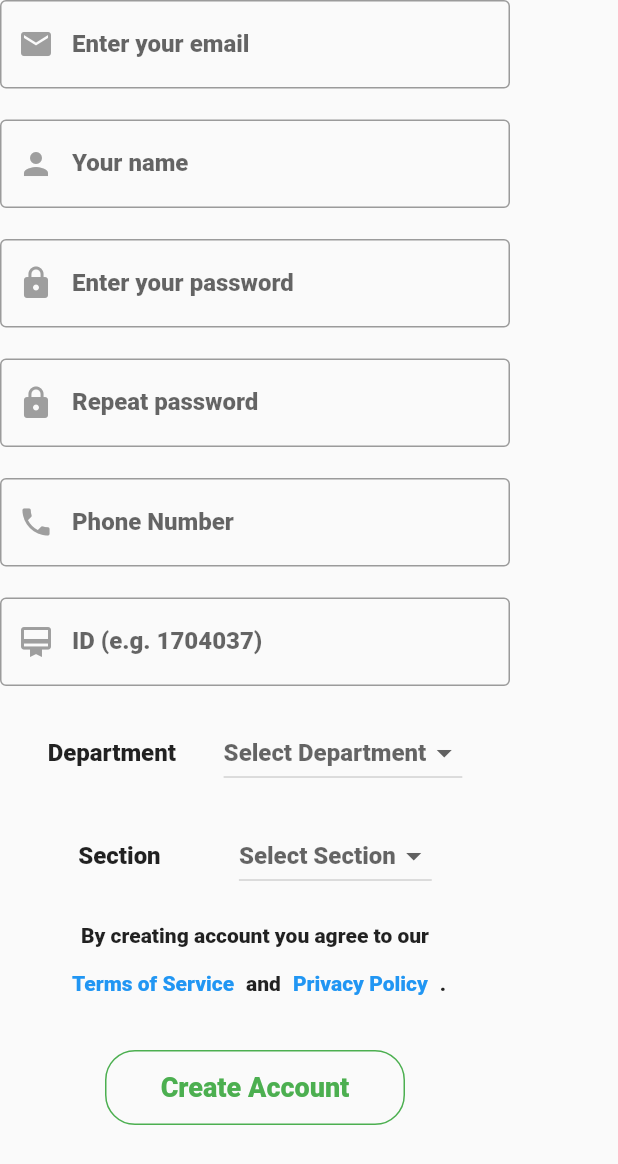
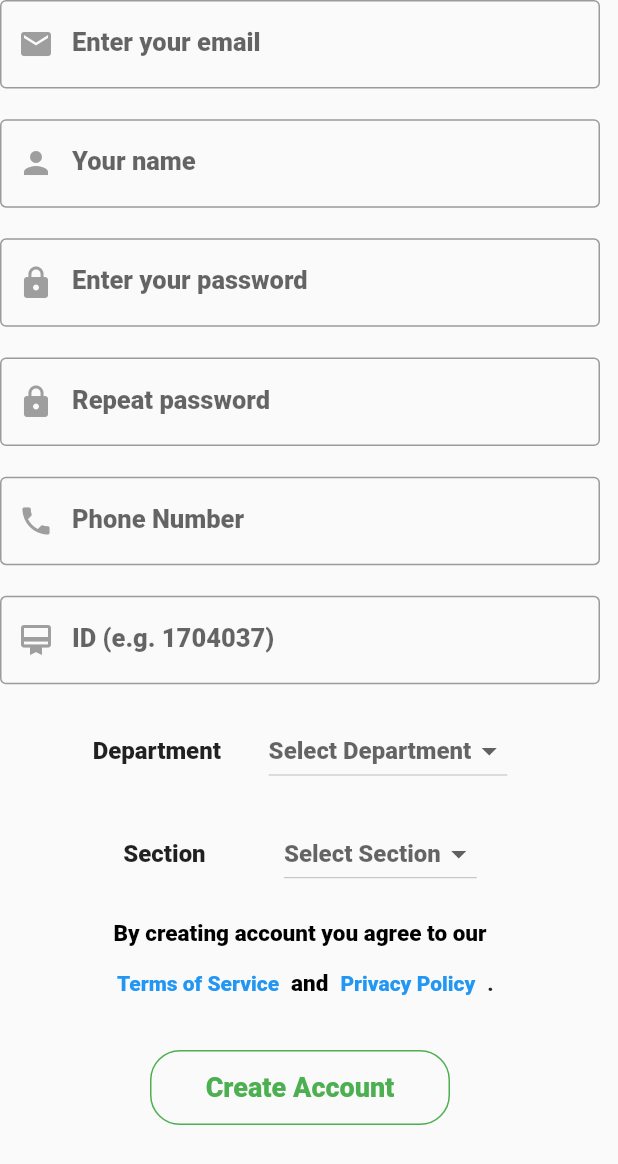
Before and after one commit to moinur-rahman/academi-portal, a Flutter app: the InputSection widget shown alone on an empty page, opened directly, on a phone screen of 412 x 824 dp. Shown: the top 1164 px of the screen. Run offline on Flutter 3.47's test engine with Material 2 defaults, Android fonts, the light colour scheme and no system bars; our stand-ins replace carousel_slider, flutter_dotenv, graphql, image_picker, shared_preferences; missing offline and left inert: dart:ffi; accounts and stored records are empty; Roboto replaces fonts that are missing (Raleway).

Commit message:
Sign up student page design change

```diff
--- a/lib/components/SignInPage/input_section.dart
+++ b/lib/components/SignInPage/input_section.dart
@@ -73,7 +73,8 @@ class _InputSectionState extends State<InputSection> {
               ),
             ],
           );
-          });
+        },
+      );
     }
   }
 
--- a/lib/components/SignUpStudent/description_section.dart
+++ b/lib/components/SignUpStudent/description_section.dart
@@ -1,15 +1,18 @@
 import 'package:flutter/material.dart';
 
 class DescriptionSection extends StatelessWidget {
+  const DescriptionSection({super.key});
+
   @override
   Widget build(BuildContext context) {
-    return SizedBox(
+    return const SizedBox(
       width: 300,
       child: Text(
         "Sign up using your social account or continue as",
         style: TextStyle(
           color: Colors.black,
           fontSize: 15,
+          fontWeight: FontWeight.w500,
         ),
         textAlign: TextAlign.center,
       ),
--- a/lib/components/SignUpStudent/input_section.dart
+++ b/lib/components/SignUpStudent/input_section.dart
@@ -1,5 +1,3 @@
-import 'package:academi_portal/api/shared_preferences.dart';
-import 'package:academi_portal/graphql/Student/student_mutations.dart';
 import 'package:flutter/material.dart';
 import 'package:flutter/services.dart';
 
@@ -7,9 +5,12 @@ import '../../view/student_dashboard.dart';
 import './terms_conditions_section.dart';
 
 import '../../models/student.dart';
-import '../../graphql/Student/student_queries.dart';
+import '../../api/shared_preferences.dart';
+import '../../graphql/Student/student_mutations.dart';
 
 class InputSection extends StatefulWidget {
+  const InputSection({super.key});
+
   @override
   State<StatefulWidget> createState() {
     return _InputSectionState();
@@ -33,7 +34,7 @@ class _InputSectionState extends State<InputSection> {
       _phone;
   int? _studentId;
 
-  Future _onSubmit() async {
+  Future<void> _onSubmit(BuildContext context) async {
     String status = await StudentMutations().createStudent(
       Student(
         email: _email,
@@ -45,24 +46,52 @@ class _InputSectionState extends State<InputSection> {
         phone: _phone,
       ),
     );
-    if (status != 'Failed') {
-      await saveData("user", status);
-      Navigator.pushNamed(context, StudentDashboard.routeName);
+    try {
+      if (mounted) {
+        await Navigator.pushNamed(context, StudentDashboard.routeName);
+        await saveData("user", status);
+      }
+    } catch (e) {
+      return showDialog<void>(
+        context: context,
+        builder: (BuildContext context) {
+          return AlertDialog(
+            title: const Text("Error"),
+            content: const SizedBox(
+              width: 200,
+              height: 50,
+              child: Text("Invalid email or password"),
+            ),
+            actions: [
+              TextButton(
+                child: const Text("OK"),
+                onPressed: () {
+                  Navigator.of(context).pop();
+                },
+              ),
+            ],
+          );
+        },
+      );
     }
   }
 
   @override
   Widget build(BuildContext context) {
     return SizedBox(
-      width: 340,
+      width: 400,
       height: 750,
       child: Column(
         mainAxisAlignment: MainAxisAlignment.spaceBetween,
         children: [
           TextFormField(
-            decoration: InputDecoration(
+            decoration: const InputDecoration(
               border: OutlineInputBorder(),
               labelText: 'Enter your email',
+              labelStyle: TextStyle(
+                fontSize: 17,
+                fontWeight: FontWeight.w500,
+              ),
               prefixIcon: Icon(
                 Icons.email,
                 color: Colors.grey,
@@ -73,9 +102,13 @@ class _InputSectionState extends State<InputSection> {
             },
           ),
           TextFormField(
-            decoration: InputDecoration(
+            decoration: const InputDecoration(
               border: OutlineInputBorder(),
               labelText: 'Your name',
+              labelStyle: TextStyle(
+                fontSize: 17,
+                fontWeight: FontWeight.w500,
+              ),
               prefixIcon: Icon(
                 Icons.person,
                 color: Colors.grey,
@@ -86,9 +119,13 @@ class _InputSectionState extends State<InputSection> {
             },
           ),
           TextFormField(
-            decoration: InputDecoration(
+            decoration: const InputDecoration(
               border: OutlineInputBorder(),
               labelText: 'Enter your password',
+              labelStyle: TextStyle(
+                fontSize: 17,
+                fontWeight: FontWeight.w500,
+              ),
               prefixIcon: Icon(
                 Icons.lock,
                 color: Colors.grey,
@@ -99,9 +136,13 @@ class _InputSectionState extends State<InputSection> {
             },
           ),
           TextFormField(
-            decoration: InputDecoration(
+            decoration: const InputDecoration(
               border: OutlineInputBorder(),
               labelText: 'Repeat password',
+              labelStyle: TextStyle(
+                fontSize: 17,
+                fontWeight: FontWeight.w500,
+              ),
               prefixIcon: Icon(
                 Icons.lock,
                 color: Colors.grey,
@@ -112,9 +153,13 @@ class _InputSectionState extends State<InputSection> {
             },
           ),
           TextFormField(
-            decoration: InputDecoration(
+            decoration: const InputDecoration(
               border: OutlineInputBorder(),
               labelText: 'Phone Number',
+              labelStyle: TextStyle(
+                fontSize: 17,
+                fontWeight: FontWeight.w500,
+              ),
               prefixIcon: Icon(
                 Icons.phone,
                 color: Colors.grey,
@@ -125,9 +170,13 @@ class _InputSectionState extends State<InputSection> {
             },
           ),
           TextFormField(
-            decoration: InputDecoration(
+            decoration: const InputDecoration(
               border: OutlineInputBorder(),
               labelText: 'ID (e.g. 1704037)',
+              labelStyle: TextStyle(
+                fontSize: 17,
+                fontWeight: FontWeight.w500,
+              ),
               prefixIcon: Icon(
                 Icons.wallet_membership,
                 color: Colors.grey,
@@ -144,19 +193,26 @@ class _InputSectionState extends State<InputSection> {
             child: Row(
               mainAxisAlignment: MainAxisAlignment.spaceEvenly,
               children: [
-                Text(
+                const Text(
                   "Department",
                   style: TextStyle(
                     fontSize: 16,
+                    fontWeight: FontWeight.w500,
                   ),
                 ),
                 DropdownButton(
-                  hint: Text("Select Department"),
+                  hint: const Text("Select Department"),
                   items: _departmentsList
                       .map<DropdownMenuItem<String>>((String department) {
                     return DropdownMenuItem<String>(
-                      child: Text(department),
                       value: department,
+                      child: Text(
+                        department,
+                        style: const TextStyle(
+                          fontSize: 16,
+                          fontWeight: FontWeight.w500,
+                        ),
+                      ),
                     );
                   }).toList(),
                   value: _department,
@@ -174,19 +230,26 @@ class _InputSectionState extends State<InputSection> {
             child: Row(
               mainAxisAlignment: MainAxisAlignment.spaceEvenly,
               children: [
-                Text(
+                const Text(
                   "Section",
                   style: TextStyle(
                     fontSize: 16,
+                    fontWeight: FontWeight.w500,
                   ),
                 ),
                 DropdownButton(
-                  hint: Text("Select Section"),
+                  hint: const Text("Select Section"),
                   items: _sectionList
                       .map<DropdownMenuItem<String>>((String department) {
                     return DropdownMenuItem<String>(
-                      child: Text(department),
                       value: department,
+                      child: Text(
+                        department,
+                        style: const TextStyle(
+                          fontSize: 16,
+                          fontWeight: FontWeight.w500,
+                        ),
+                      ),
                     );
                   }).toList(),
                   value: _section,
@@ -204,18 +267,18 @@ class _InputSectionState extends State<InputSection> {
             width: 200,
             height: 50,
             child: OutlinedButton(
-              onPressed: _onSubmit,
-              child: Text(
-                "Create Account",
-                style: TextStyle(fontSize: 18, fontWeight: FontWeight.bold),
-              ),
+              onPressed: () async => await _onSubmit(context),
               style: OutlinedButton.styleFrom(
                   foregroundColor: Colors.green,
-                  side: BorderSide(
+                  side: const BorderSide(
                     color: Colors.green,
                   ),
                   shape: RoundedRectangleBorder(
                       borderRadius: BorderRadius.circular(20))),
+              child: const Text(
+                "Create Account",
+                style: TextStyle(fontSize: 18, fontWeight: FontWeight.bold),
+              ),
             ),
           ),
         ],
--- a/lib/components/SignUpStudent/terms_conditions_section.dart
+++ b/lib/components/SignUpStudent/terms_conditions_section.dart
@@ -1,6 +1,8 @@
 import 'package:flutter/material.dart';
 
 class TermsConditionsSection extends StatelessWidget {
+  const TermsConditionsSection({super.key});
+
   @override
   Widget build(BuildContext context) {
     return SizedBox(
@@ -8,16 +10,30 @@ class TermsConditionsSection extends StatelessWidget {
       child: Column(
         mainAxisAlignment: MainAxisAlignment.center,
         children: [
-          Text(
+          const Text(
             "By creating account you agree to our", // Terms of Service and Privacy Policy.
+            style: TextStyle(
+              color: Colors.black,
+              fontSize: 15,
+              fontWeight: FontWeight.w500,
+            ),
             textAlign: TextAlign.center,
           ),
           Row(
             children: [
-              TextButton(onPressed: () {}, child: Text("Terms of Service")),
-              Text("and"),
-              TextButton(onPressed: () {}, child: Text("Privacy Policy")),
-              Text("."),
+              TextButton(
+                  onPressed: () {}, child: const Text("Terms of Service")),
+              const Text(
+                "and",
+                style: TextStyle(
+                  color: Colors.black,
+                  fontSize: 15,
+                  fontWeight: FontWeight.w500,
+                ),
+                textAlign: TextAlign.center,
+              ),
+              TextButton(onPressed: () {}, child: const Text("Privacy Policy")),
+              const Text("."),
             ],
           ),
         ],
```
Also changed, not shown: lib/components/SignUpStudent/divider_section.dart (+9 -4 lines), lib/components/SignUpStudent/header_section.dart (+5 -2 lines), lib/components/SignUpStudent/logo_button_section.dart (+11 -9 lines), lib/view/sign_up_student.dart (+12 -4 lines). Lines whose indentation alone changed are shown as unchanged.
